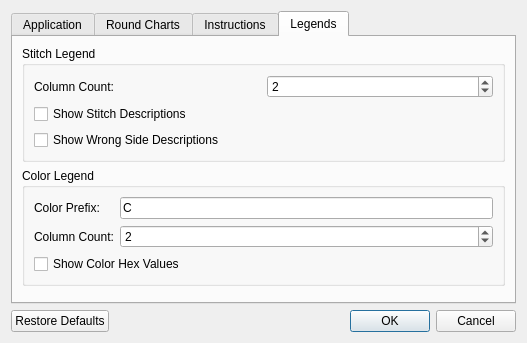
Above: src/settings.ui from iPenguin/CrochetCharts before the change. Below: the same form after it.
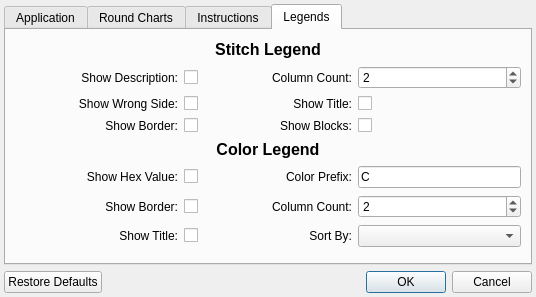
That is the form after the change. The open tabs and pages were chosen to show the change.

Commit message: Adding settings to the ui, and altering the ui

The edit to the form file:
```diff
--- a/src/settings.ui
+++ b/src/settings.ui
@@ -6,24 +6,30 @@
    <rect>
     <x>0</x>
     <y>0</y>
-    <width>527</width>
-    <height>343</height>
+    <width>536</width>
+    <height>293</height>
    </rect>
   </property>
   <property name="windowTitle">
    <string/>
   </property>
   <layout class="QVBoxLayout" name="verticalLayout">
+   <property name="margin">
+    <number>4</number>
+   </property>
    <item>
     <widget class="QTabWidget" name="tabWidget">
      <property name="currentIndex">
-      <number>1</number>
+      <number>3</number>
      </property>
      <widget class="QWidget" name="tab">
       <attribute name="title">
        <string>Application</string>
       </attribute>
       <layout class="QVBoxLayout" name="verticalLayout_2">
+       <property name="margin">
+        <number>4</number>
+       </property>
        <item>
         <widget class="QCheckBox" name="checkForUpdates">
          <property name="text">
@@ -77,23 +83,21 @@
       <attribute name="title">
        <string>Round Charts</string>
       </attribute>
-      <layout class="QVBoxLayout" name="verticalLayout_3">
-       <item>
-        <layout class="QGridLayout" name="gridLayout_3">
-         <property name="topMargin">
-          <number>0</number>
-         </property>
+      <layout class="QGridLayout" name="gridLayout_2">
          <item row="0" column="0">
           <widget class="QLabel" name="label_2">
            <property name="text">
             <string>Default Handedness:</string>
            </property>
+         <property name="alignment">
+          <set>Qt::AlignRight|Qt::AlignTrailing|Qt::AlignVCenter</set>
+         </property>
            <property name="buddy">
             <cstring>handedness</cstring>
            </property>
           </widget>
          </item>
-         <item row="0" column="1">
+       <item row="0" column="2">
           <widget class="QComboBox" name="handedness">
            <item>
             <property name="text">
@@ -112,26 +116,154 @@
            <property name="text">
             <string>Default Stitch:</string>
            </property>
+         <property name="alignment">
+          <set>Qt::AlignRight|Qt::AlignTrailing|Qt::AlignVCenter</set>
+         </property>
            <property name="buddy">
             <cstring>defaultStitch</cstring>
            </property>
           </widget>
          </item>
-         <item row="1" column="1">
+       <item row="1" column="2">
           <widget class="QComboBox" name="defaultStitch"/>
          </item>
+       <item row="2" column="0">
+        <widget class="QLabel" name="label_10">
+         <property name="text">
+          <string>Default Placeholder:</string>
+         </property>
+         <property name="alignment">
+          <set>Qt::AlignRight|Qt::AlignTrailing|Qt::AlignVCenter</set>
+         </property>
+         <property name="buddy">
+          <cstring>defaultPlaceholder</cstring>
+         </property>
+        </widget>
+       </item>
+       <item row="2" column="2">
+        <widget class="QComboBox" name="defaultPlaceholder"/>
+       </item>
+       <item row="8" column="1">
+        <widget class="QCheckBox" name="generateRepeats">
+         <property name="sizePolicy">
+          <sizepolicy hsizetype="Fixed" vsizetype="Fixed">
+           <horstretch>0</horstretch>
+           <verstretch>0</verstretch>
+          </sizepolicy>
+         </property>
+         <property name="text">
+          <string/>
+         </property>
+        </widget>
+       </item>
+       <item row="9" column="0">
+        <widget class="QLabel" name="label_23">
+         <property name="text">
+          <string>Alternate Row Colors:</string>
+         </property>
+         <property name="alignment">
+          <set>Qt::AlignRight|Qt::AlignTrailing|Qt::AlignVCenter</set>
+         </property>
+         <property name="buddy">
+          <cstring>alternateRowColors</cstring>
+         </property>
+        </widget>
+       </item>
+       <item row="9" column="1">
+        <widget class="QCheckBox" name="alternateRowColors">
+         <property name="sizePolicy">
+          <sizepolicy hsizetype="Fixed" vsizetype="Fixed">
+           <horstretch>0</horstretch>
+           <verstretch>0</verstretch>
+          </sizepolicy>
+         </property>
+         <property name="text">
+          <string/>
+         </property>
+         <property name="checked">
+          <bool>true</bool>
+         </property>
+        </widget>
+       </item>
+       <item row="9" column="2">
+        <widget class="QPushButton" name="primaryColorBttn">
+         <property name="sizePolicy">
+          <sizepolicy hsizetype="Minimum" vsizetype="Fixed">
+           <horstretch>0</horstretch>
+           <verstretch>0</verstretch>
+          </sizepolicy>
+         </property>
+         <property name="text">
+          <string>Primary</string>
+         </property>
+         <property name="iconSize">
+          <size>
+           <width>16</width>
+           <height>16</height>
+          </size>
+         </property>
+        </widget>
+       </item>
+       <item row="10" column="2">
+        <widget class="QPushButton" name="alternateColorBttn">
+         <property name="sizePolicy">
+          <sizepolicy hsizetype="Minimum" vsizetype="Fixed">
+           <horstretch>0</horstretch>
+           <verstretch>0</verstretch>
+          </sizepolicy>
+         </property>
+         <property name="text">
+          <string>Alternate</string>
+         </property>
+         <property name="iconSize">
+          <size>
+           <width>16</width>
+           <height>16</height>
+          </size>
+         </property>
+        </widget>
+       </item>
+       <item row="8" column="0">
+        <widget class="QLabel" name="label_22">
+         <property name="text">
+          <string>GenerateRepeats:</string>
+         </property>
+         <property name="alignment">
+          <set>Qt::AlignRight|Qt::AlignTrailing|Qt::AlignVCenter</set>
+         </property>
+         <property name="buddy">
+          <cstring>generateRepeats</cstring>
+         </property>
+        </widget>
+       </item>
+       <item row="3" column="2">
+        <widget class="QSpinBox" name="defaultRows">
+         <property name="minimum">
+          <number>1</number>
+         </property>
+         <property name="maximum">
+          <number>1000000000</number>
+         </property>
+         <property name="value">
+          <number>15</number>
+         </property>
+        </widget>
+       </item>
          <item row="3" column="0">
           <widget class="QLabel" name="label_5">
            <property name="text">
             <string>Rows:</string>
            </property>
+         <property name="alignment">
+          <set>Qt::AlignRight|Qt::AlignTrailing|Qt::AlignVCenter</set>
+         </property>
            <property name="buddy">
             <cstring>defaultRows</cstring>
            </property>
           </widget>
          </item>
-         <item row="3" column="1">
-          <widget class="QSpinBox" name="defaultRows">
+       <item row="4" column="2">
+        <widget class="QSpinBox" name="defaultStitches">
            <property name="minimum">
             <number>1</number>
            </property>
@@ -148,107 +280,14 @@
            <property name="text">
             <string>Stitches:</string>
            </property>
+         <property name="alignment">
+          <set>Qt::AlignRight|Qt::AlignTrailing|Qt::AlignVCenter</set>
+         </property>
            <property name="buddy">
             <cstring>defaultStitches</cstring>
            </property>
           </widget>
          </item>
-         <item row="4" column="1">
-          <widget class="QSpinBox" name="defaultStitches">
-           <property name="minimum">
-            <number>1</number>
-           </property>
-           <property name="maximum">
-            <number>1000000000</number>
-           </property>
-           <property name="value">
-            <number>15</number>
-           </property>
-          </widget>
-         </item>
-         <item row="6" column="0">
-          <widget class="QCheckBox" name="alternateRowColors">
-           <property name="text">
-            <string>Alternate Row Colors</string>
-           </property>
-           <property name="checked">
-            <bool>true</bool>
-           </property>
-          </widget>
-         </item>
-         <item row="6" column="1">
-          <widget class="QPushButton" name="primaryColorBttn">
-           <property name="sizePolicy">
-            <sizepolicy hsizetype="Minimum" vsizetype="Fixed">
-             <horstretch>0</horstretch>
-             <verstretch>0</verstretch>
-            </sizepolicy>
-           </property>
-           <property name="text">
-            <string>Primary</string>
-           </property>
-           <property name="iconSize">
-            <size>
-             <width>16</width>
-             <height>16</height>
-            </size>
-           </property>
-          </widget>
-         </item>
-         <item row="7" column="1">
-          <widget class="QPushButton" name="alternateColorBttn">
-           <property name="sizePolicy">
-            <sizepolicy hsizetype="Minimum" vsizetype="Fixed">
-             <horstretch>0</horstretch>
-             <verstretch>0</verstretch>
-            </sizepolicy>
-           </property>
-           <property name="text">
-            <string>Alternate</string>
-           </property>
-           <property name="iconSize">
-            <size>
-             <width>16</width>
-             <height>16</height>
-            </size>
-           </property>
-          </widget>
-         </item>
-         <item row="2" column="0">
-          <widget class="QLabel" name="label_10">
-           <property name="text">
-            <string>Default Placeholder:</string>
-           </property>
-           <property name="buddy">
-            <cstring>defaultPlaceholder</cstring>
-           </property>
-          </widget>
-         </item>
-         <item row="2" column="1">
-          <widget class="QComboBox" name="defaultPlaceholder"/>
-         </item>
-         <item row="5" column="0">
-          <widget class="QCheckBox" name="generateRepeats">
-           <property name="text">
-            <string>Generate Repeats</string>
-           </property>
-          </widget>
-         </item>
-        </layout>
-       </item>
-       <item>
-        <spacer name="verticalSpacer_2">
-         <property name="orientation">
-          <enum>Qt::Vertical</enum>
-         </property>
-         <property name="sizeHint" stdset="0">
-          <size>
-           <width>20</width>
-           <height>241</height>
-          </size>
-         </property>
-        </spacer>
-       </item>
       </layout>
      </widget>
      <widget class="QWidget" name="tab_3">
@@ -293,29 +332,71 @@
       <attribute name="title">
        <string>Legends</string>
       </attribute>
-      <layout class="QVBoxLayout" name="verticalLayout_5">
-       <item>
-        <widget class="QGroupBox" name="groupBox">
-         <property name="title">
-          <string>Stitch Legend</string>
+      <layout class="QGridLayout" name="gridLayout">
+       <item row="7" column="2">
+        <widget class="QCheckBox" name="showColorTitle">
+         <property name="text">
+          <string/>
          </property>
-         <layout class="QVBoxLayout" name="verticalLayout_6">
-          <item>
-           <layout class="QHBoxLayout" name="horizontalLayout_4">
-            <property name="topMargin">
-             <number>0</number>
-            </property>
-            <item>
+        </widget>
+       </item>
+       <item row="0" column="0" colspan="6">
+        <widget class="QLabel" name="label_20">
+         <property name="sizePolicy">
+          <sizepolicy hsizetype="Preferred" vsizetype="Fixed">
+           <horstretch>0</horstretch>
+           <verstretch>0</verstretch>
+          </sizepolicy>
+         </property>
+         <property name="text">
+          <string>&lt;!DOCTYPE HTML PUBLIC &quot;-//W3C//DTD HTML 4.0//EN&quot; &quot;http://www.w3.org/TR/REC-html40/strict.dtd&quot;&gt;
+&lt;html&gt;&lt;head&gt;&lt;meta name=&quot;qrichtext&quot; content=&quot;1&quot; /&gt;&lt;style type=&quot;text/css&quot;&gt;
+p, li { white-space: pre-wrap; }
+&lt;/style&gt;&lt;/head&gt;&lt;body style=&quot; font-family:'Ubuntu'; font-size:10pt; font-weight:400; font-style:normal;&quot;&gt;
+&lt;p align=&quot;center&quot; style=&quot; margin-top:0px; margin-bottom:0px; margin-left:0px; margin-right:0px; -qt-block-indent:0; text-indent:0px;&quot;&gt;&lt;span style=&quot; font-size:12pt; font-weight:600;&quot;&gt;Stitch Legend&lt;/span&gt;&lt;/p&gt;&lt;/body&gt;&lt;/html&gt;</string>
+         </property>
+        </widget>
+       </item>
+       <item row="1" column="0" colspan="2">
+        <widget class="QLabel" name="label_17">
+         <property name="text">
+          <string>Show Description:</string>
+         </property>
+         <property name="alignment">
+          <set>Qt::AlignRight|Qt::AlignTrailing|Qt::AlignVCenter</set>
+         </property>
+         <property name="buddy">
+          <cstring>showStitchDescription</cstring>
+         </property>
+        </widget>
+       </item>
+       <item row="1" column="2">
+        <widget class="QCheckBox" name="showStitchDescription">
+         <property name="sizePolicy">
+          <sizepolicy hsizetype="Minimum" vsizetype="Fixed">
+           <horstretch>0</horstretch>
+           <verstretch>0</verstretch>
+          </sizepolicy>
+         </property>
+         <property name="text">
+          <string/>
+         </property>
+        </widget>
+       </item>
+       <item row="1" column="3">
              <widget class="QLabel" name="label_7">
               <property name="text">
                <string>Column Count:</string>
               </property>
+         <property name="alignment">
+          <set>Qt::AlignRight|Qt::AlignTrailing|Qt::AlignVCenter</set>
+         </property>
               <property name="buddy">
                <cstring>stitchColumnCount</cstring>
               </property>
              </widget>
             </item>
-            <item>
+       <item row="1" column="4" colspan="2">
              <widget class="QSpinBox" name="stitchColumnCount">
               <property name="minimum">
                <number>1</number>
@@ -328,61 +409,201 @@
               </property>
              </widget>
             </item>
-           </layout>
-          </item>
-          <item>
-           <widget class="QCheckBox" name="showStitchDescription">
+       <item row="2" column="0" colspan="2">
+        <widget class="QLabel" name="label_18">
             <property name="text">
-             <string>Show Stitch Descriptions</string>
+          <string>Show Wrong Side:</string>
+         </property>
+         <property name="alignment">
+          <set>Qt::AlignRight|Qt::AlignTrailing|Qt::AlignVCenter</set>
+         </property>
+         <property name="buddy">
+          <cstring>showWrongSideDescription</cstring>
             </property>
            </widget>
           </item>
-          <item>
+       <item row="2" column="2">
            <widget class="QCheckBox" name="showWrongSideDescription">
+         <property name="sizePolicy">
+          <sizepolicy hsizetype="Minimum" vsizetype="Fixed">
+           <horstretch>0</horstretch>
+           <verstretch>0</verstretch>
+          </sizepolicy>
+         </property>
             <property name="text">
-             <string>Show Wrong Side Descriptions</string>
+          <string/>
             </property>
            </widget>
           </item>
-         </layout>
+       <item row="2" column="3">
+        <widget class="QLabel" name="label_15">
+         <property name="text">
+          <string>Show Title:</string>
+         </property>
+         <property name="alignment">
+          <set>Qt::AlignRight|Qt::AlignTrailing|Qt::AlignVCenter</set>
+         </property>
+         <property name="buddy">
+          <cstring>showStitchTitle</cstring>
+         </property>
         </widget>
        </item>
-       <item>
-        <widget class="QGroupBox" name="groupBox_2">
-         <property name="title">
-          <string>Color Legend</string>
+       <item row="2" column="4" colspan="2">
+        <widget class="QCheckBox" name="showStitchTitle">
+         <property name="sizePolicy">
+          <sizepolicy hsizetype="Minimum" vsizetype="Fixed">
+           <horstretch>0</horstretch>
+           <verstretch>0</verstretch>
+          </sizepolicy>
          </property>
-         <layout class="QVBoxLayout" name="verticalLayout_7">
-          <item>
-           <layout class="QGridLayout" name="gridLayout_2">
-            <property name="topMargin">
-             <number>0</number>
-            </property>
-            <item row="0" column="0">
+         <property name="text">
+          <string/>
+         </property>
+        </widget>
+       </item>
+       <item row="3" column="0" colspan="2">
+        <widget class="QLabel" name="label_19">
+         <property name="text">
+          <string>Show Border:</string>
+         </property>
+         <property name="alignment">
+          <set>Qt::AlignRight|Qt::AlignTrailing|Qt::AlignVCenter</set>
+         </property>
+         <property name="buddy">
+          <cstring>showStitchBorder</cstring>
+         </property>
+        </widget>
+       </item>
+       <item row="3" column="2">
+        <widget class="QCheckBox" name="showStitchBorder">
+         <property name="sizePolicy">
+          <sizepolicy hsizetype="Minimum" vsizetype="Fixed">
+           <horstretch>0</horstretch>
+           <verstretch>0</verstretch>
+          </sizepolicy>
+         </property>
+         <property name="text">
+          <string/>
+         </property>
+        </widget>
+       </item>
+       <item row="3" column="3">
+        <widget class="QLabel" name="label_16">
+         <property name="text">
+          <string>Show Blocks:</string>
+         </property>
+         <property name="alignment">
+          <set>Qt::AlignRight|Qt::AlignTrailing|Qt::AlignVCenter</set>
+         </property>
+         <property name="buddy">
+          <cstring>showStitchBlock</cstring>
+         </property>
+        </widget>
+       </item>
+       <item row="3" column="4" colspan="2">
+        <widget class="QCheckBox" name="showStitchBlock">
+         <property name="sizePolicy">
+          <sizepolicy hsizetype="Minimum" vsizetype="Fixed">
+           <horstretch>0</horstretch>
+           <verstretch>0</verstretch>
+          </sizepolicy>
+         </property>
+         <property name="text">
+          <string/>
+         </property>
+        </widget>
+       </item>
+       <item row="4" column="0" colspan="6">
+        <widget class="QLabel" name="label_21">
+         <property name="sizePolicy">
+          <sizepolicy hsizetype="Preferred" vsizetype="Fixed">
+           <horstretch>0</horstretch>
+           <verstretch>0</verstretch>
+          </sizepolicy>
+         </property>
+         <property name="text">
+          <string>&lt;!DOCTYPE HTML PUBLIC &quot;-//W3C//DTD HTML 4.0//EN&quot; &quot;http://www.w3.org/TR/REC-html40/strict.dtd&quot;&gt;
+&lt;html&gt;&lt;head&gt;&lt;meta name=&quot;qrichtext&quot; content=&quot;1&quot; /&gt;&lt;style type=&quot;text/css&quot;&gt;
+p, li { white-space: pre-wrap; }
+&lt;/style&gt;&lt;/head&gt;&lt;body style=&quot; font-family:'Ubuntu'; font-size:10pt; font-weight:400; font-style:normal;&quot;&gt;
+&lt;p align=&quot;center&quot; style=&quot; margin-top:0px; margin-bottom:0px; margin-left:0px; margin-right:0px; -qt-block-indent:0; text-indent:0px;&quot;&gt;&lt;span style=&quot; font-size:12pt; font-weight:600;&quot;&gt;Color Legend&lt;/span&gt;&lt;/p&gt;&lt;/body&gt;&lt;/html&gt;</string>
+         </property>
+        </widget>
+       </item>
+       <item row="5" column="0" colspan="2">
+        <widget class="QLabel" name="label_12">
+         <property name="text">
+          <string>Show Hex Value:</string>
+         </property>
+         <property name="alignment">
+          <set>Qt::AlignRight|Qt::AlignTrailing|Qt::AlignVCenter</set>
+         </property>
+         <property name="buddy">
+          <cstring>showHexValues</cstring>
+         </property>
+        </widget>
+       </item>
+       <item row="5" column="2">
+        <widget class="QCheckBox" name="showHexValues">
+         <property name="text">
+          <string/>
+         </property>
+        </widget>
+       </item>
+       <item row="5" column="3">
              <widget class="QLabel" name="label_9">
               <property name="text">
                <string>Color Prefix:</string>
               </property>
-             </widget>
-            </item>
-            <item row="0" column="1">
+         <property name="alignment">
+          <set>Qt::AlignRight|Qt::AlignTrailing|Qt::AlignVCenter</set>
+         </property>
+         <property name="buddy">
+          <cstring>colorPrefix</cstring>
+         </property>
+        </widget>
+       </item>
+       <item row="5" column="4" colspan="2">
              <widget class="QLineEdit" name="colorPrefix">
               <property name="text">
                <string>C</string>
               </property>
              </widget>
             </item>
-            <item row="1" column="0">
+       <item row="6" column="0" colspan="2">
+        <widget class="QLabel" name="label_13">
+         <property name="text">
+          <string>Show Border:</string>
+         </property>
+         <property name="alignment">
+          <set>Qt::AlignRight|Qt::AlignTrailing|Qt::AlignVCenter</set>
+         </property>
+         <property name="buddy">
+          <cstring>showColorBorder</cstring>
+         </property>
+        </widget>
+       </item>
+       <item row="6" column="2">
+        <widget class="QCheckBox" name="showColorBorder">
+         <property name="text">
+          <string/>
+         </property>
+        </widget>
+       </item>
+       <item row="6" column="3">
              <widget class="QLabel" name="label_8">
               <property name="text">
                <string>Column Count:</string>
               </property>
+         <property name="alignment">
+          <set>Qt::AlignRight|Qt::AlignTrailing|Qt::AlignVCenter</set>
+         </property>
               <property name="buddy">
                <cstring>colorColumnCount</cstring>
               </property>
              </widget>
             </item>
-            <item row="1" column="1">
+       <item row="6" column="4" colspan="2">
              <widget class="QSpinBox" name="colorColumnCount">
               <property name="minimum">
                <number>1</number>
@@ -395,30 +616,34 @@
               </property>
              </widget>
             </item>
-           </layout>
-          </item>
-          <item>
-           <widget class="QCheckBox" name="showHexValues">
+       <item row="7" column="0" colspan="2">
+        <widget class="QLabel" name="label_14">
             <property name="text">
-             <string>Show Color Hex Values</string>
-            </property>
-           </widget>
-          </item>
-         </layout>
-        </widget>
+          <string>Show Title:</string>
+         </property>
+         <property name="alignment">
+          <set>Qt::AlignRight|Qt::AlignTrailing|Qt::AlignVCenter</set>
+         </property>
+         <property name="buddy">
+          <cstring>showColorTitle</cstring>
+         </property>
+        </widget>
+       </item>
+       <item row="7" column="4" colspan="2">
+        <widget class="QComboBox" name="colorSortBy"/>
        </item>
-       <item>
-        <spacer name="verticalSpacer_4">
-         <property name="orientation">
-          <enum>Qt::Vertical</enum>
+       <item row="7" column="3">
+        <widget class="QLabel" name="label_11">
+         <property name="text">
+          <string>Sort By:</string>
          </property>
-         <property name="sizeHint" stdset="0">
-          <size>
-           <width>20</width>
-           <height>40</height>
-          </size>
+         <property name="alignment">
+          <set>Qt::AlignRight|Qt::AlignTrailing|Qt::AlignVCenter</set>
          </property>
-        </spacer>
+         <property name="buddy">
+          <cstring>colorSortBy</cstring>
+         </property>
+        </widget>
        </item>
       </layout>
      </widget>
```
Left out of the diff: 38 changed lines with no effect on the pictures. Lines whose indentation alone changed are shown as unchanged. The commit also changes 6 other files.
